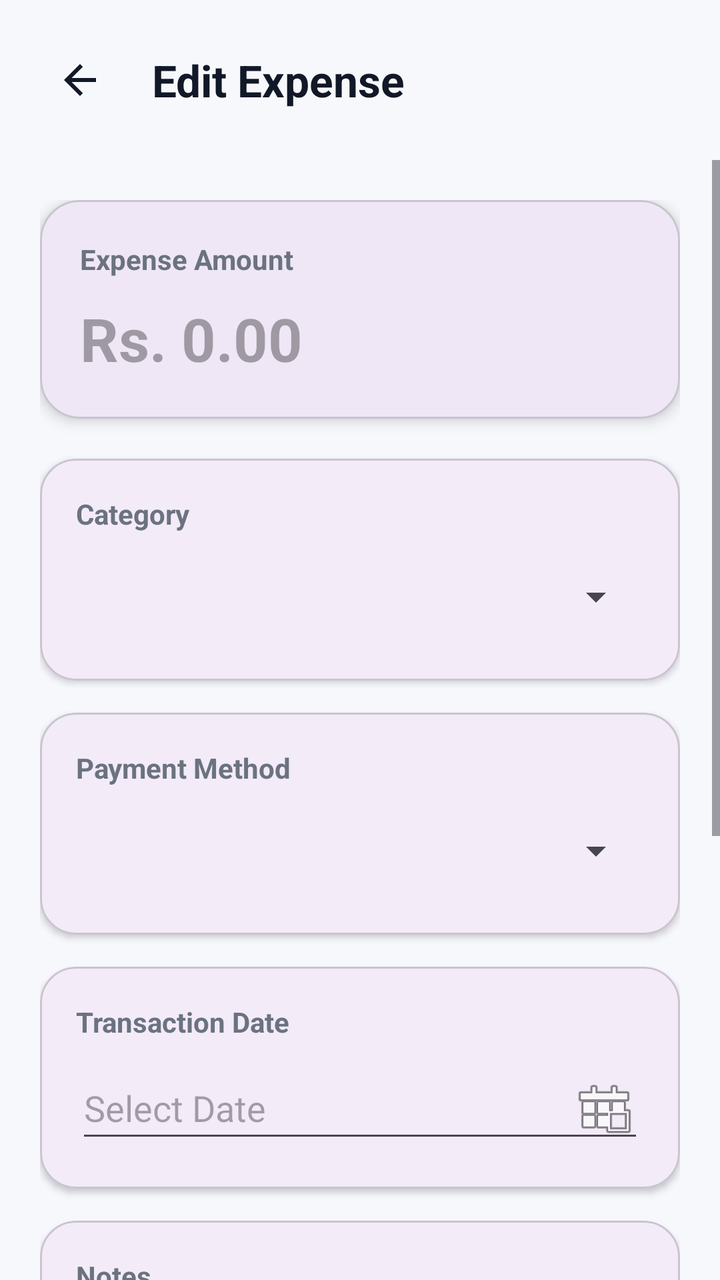
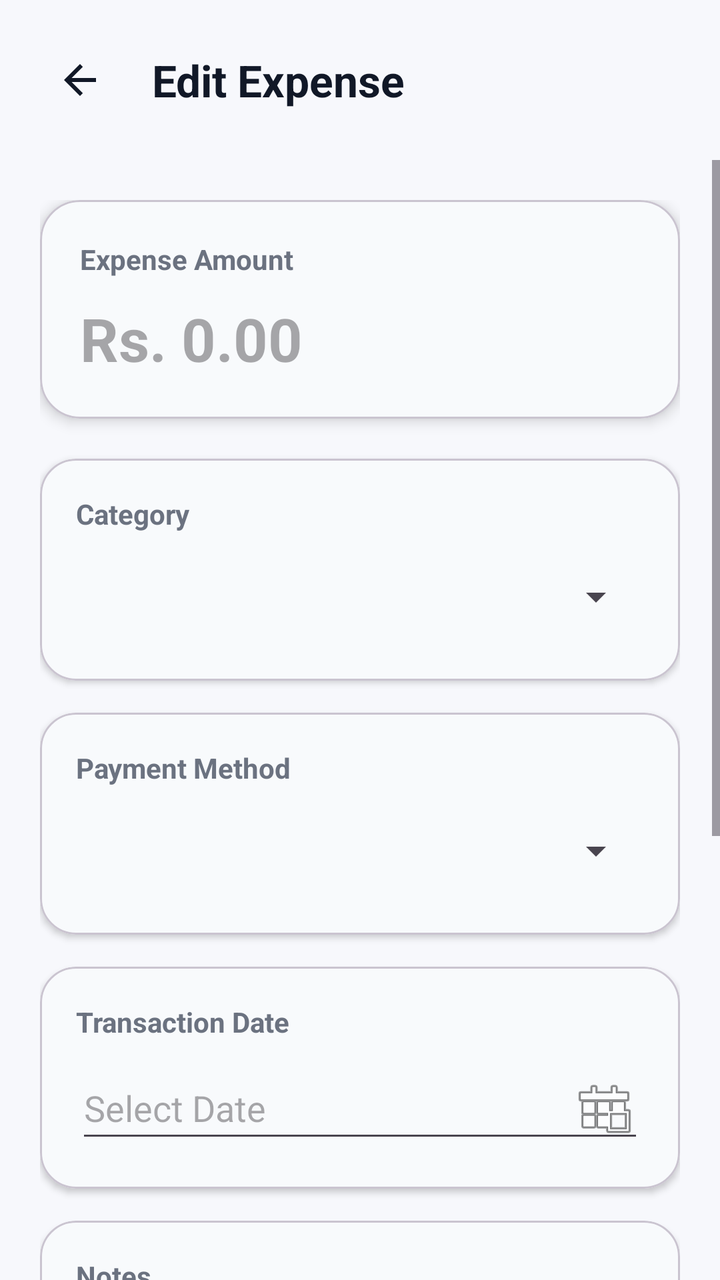

Before-and-after screenshots of an Android layout around one commit, followed by the original layout XML and the change that was made.
<!-- AndroidManifest.xml: application theme Theme.AIExpenseManagementApplication -->
<!-- res/layout/activity_edit_expense.xml -->
<?xml version="1.0" encoding="utf-8"?>
<androidx.constraintlayout.widget.ConstraintLayout
    xmlns:android="http://schemas.android.com/apk/res/android"
    xmlns:app="http://schemas.android.com/apk/res-auto"
    android:layout_width="match_parent"
    android:layout_height="match_parent"
    android:background="#F7F8FC">

    

    <LinearLayout
        android:id="@+id/headerLayout"
        android:layout_width="0dp"
        android:layout_height="wrap_content"
        android:orientation="horizontal"
        android:gravity="center_vertical"
        android:padding="20dp"
        app:layout_constraintTop_toTopOf="parent"
        app:layout_constraintStart_toStartOf="parent"
        app:layout_constraintEnd_toEndOf="parent">

        <ImageButton
            android:id="@+id/btnBack"
            android:layout_width="40dp"
            android:layout_height="40dp"
            android:background="@android:color/transparent"
            android:src="@drawable/ic_back_arrow"
            android:contentDescription="Back" />

        <TextView
            android:layout_width="wrap_content"
            android:layout_height="wrap_content"
            android:layout_marginStart="16dp"
            android:text="Edit Expense"
            android:textStyle="bold"
            android:textSize="22sp"
            android:textColor="#111827" />

    </LinearLayout>


    

    <ScrollView
        android:layout_width="0dp"
        android:layout_height="0dp"
        android:fillViewport="true"
        app:layout_constraintTop_toBottomOf="@id/headerLayout"
        app:layout_constraintBottom_toBottomOf="parent"
        app:layout_constraintStart_toStartOf="parent"
        app:layout_constraintEnd_toEndOf="parent">

        <LinearLayout
            android:layout_width="match_parent"
            android:layout_height="wrap_content"
            android:orientation="vertical"
            android:padding="20dp">


            

            <com.google.android.material.card.MaterialCardView
                android:layout_width="match_parent"
                android:layout_height="wrap_content"
                android:layout_marginBottom="20dp"
                app:cardCornerRadius="20dp"
                app:cardElevation="4dp">

                <LinearLayout
                    android:layout_width="match_parent"
                    android:layout_height="wrap_content"
                    android:orientation="vertical"
                    android:padding="20dp">

                    <TextView
                        android:layout_width="wrap_content"
                        android:layout_height="wrap_content"
                        android:text="Expense Amount"
                        android:textColor="#6B7280"
                        android:textStyle="bold"
                        android:textSize="14sp" />

                    <EditText
                        android:id="@+id/etAmount"
                        android:layout_width="match_parent"
                        android:layout_height="wrap_content"
                        android:layout_marginTop="10dp"
                        android:hint="Rs. 0.00"
                        android:inputType="numberDecimal"
                        android:textSize="30sp"
                        android:textStyle="bold"
                        android:textColor="#111827"
                        android:background="@android:color/transparent" />

                </LinearLayout>

            </com.google.android.material.card.MaterialCardView>


            

            <com.google.android.material.card.MaterialCardView
                android:layout_width="match_parent"
                android:layout_height="wrap_content"
                android:layout_marginBottom="16dp"
                app:cardCornerRadius="18dp"
                app:cardElevation="2dp">

                <LinearLayout
                    android:layout_width="match_parent"
                    android:layout_height="wrap_content"
                    android:orientation="vertical"
                    android:padding="18dp">

                    <TextView
                        android:layout_width="wrap_content"
                        android:layout_height="wrap_content"
                        android:text="Category"
                        android:textColor="#6B7280"
                        android:textStyle="bold"
                        android:textSize="14sp" />

                    <Spinner
                        android:id="@+id/spCategory"
                        android:layout_width="match_parent"
                        android:layout_height="48dp"
                        android:layout_marginTop="8dp" />

                </LinearLayout>

            </com.google.android.material.card.MaterialCardView>


            

            <com.google.android.material.card.MaterialCardView
                android:layout_width="match_parent"
                android:layout_height="wrap_content"
                android:layout_marginBottom="16dp"
                app:cardCornerRadius="18dp"
                app:cardElevation="2dp">

                <LinearLayout
                    android:layout_width="match_parent"
                    android:layout_height="wrap_content"
                    android:orientation="vertical"
                    android:padding="18dp">

                    <TextView
                        android:layout_width="wrap_content"
                        android:layout_height="wrap_content"
                        android:text="Payment Method"
                        android:textColor="#6B7280"
                        android:textStyle="bold"
                        android:textSize="14sp" />

                    <Spinner
                        android:id="@+id/spPaymentMethod"
                        android:layout_width="match_parent"
                        android:layout_height="48dp"
                        android:layout_marginTop="8dp" />

                </LinearLayout>

            </com.google.android.material.card.MaterialCardView>


            

            <com.google.android.material.card.MaterialCardView
                android:layout_width="match_parent"
                android:layout_height="wrap_content"
                android:layout_marginBottom="16dp"
                app:cardCornerRadius="18dp"
                app:cardElevation="2dp">

                <LinearLayout
                    android:layout_width="match_parent"
                    android:layout_height="wrap_content"
                    android:orientation="vertical"
                    android:padding="18dp">

                    <TextView
                        android:layout_width="wrap_content"
                        android:layout_height="wrap_content"
                        android:text="Transaction Date"
                        android:textColor="#6B7280"
                        android:textStyle="bold"
                        android:textSize="14sp" />

                    <EditText
                        android:id="@+id/etDate"
                        android:layout_width="match_parent"
                        android:layout_height="48dp"
                        android:layout_marginTop="8dp"
                        android:focusable="false"
                        android:clickable="true"
                        android:hint="Select Date"
                        android:drawableEnd="@android:drawable/ic_menu_today" />

                </LinearLayout>

            </com.google.android.material.card.MaterialCardView>


            

            <com.google.android.material.card.MaterialCardView
                android:layout_width="match_parent"
                android:layout_height="wrap_content"
                android:layout_marginBottom="16dp"
                app:cardCornerRadius="18dp"
                app:cardElevation="2dp">

                <LinearLayout
                    android:layout_width="match_parent"
                    android:layout_height="wrap_content"
                    android:orientation="vertical"
                    android:padding="18dp">

                    <TextView
                        android:layout_width="wrap_content"
                        android:layout_height="wrap_content"
                        android:text="Notes"
                        android:textColor="#6B7280"
                        android:textStyle="bold"
                        android:textSize="14sp" />

                    <EditText
                        android:id="@+id/etNotes"
                        android:layout_width="match_parent"
                        android:layout_height="100dp"
                        android:layout_marginTop="8dp"
                        android:gravity="top|start"
                        android:hint="Enter notes..."
                        android:inputType="textMultiLine" />

                </LinearLayout>

            </com.google.android.material.card.MaterialCardView>


            

            <com.google.android.material.card.MaterialCardView
                android:id="@+id/cardFamilySharing"
                android:layout_width="match_parent"
                android:layout_height="wrap_content"
                android:layout_marginBottom="24dp"
                app:cardCornerRadius="18dp"
                app:cardElevation="2dp">

                <LinearLayout
                    android:layout_width="match_parent"
                    android:layout_height="wrap_content"
                    android:orientation="vertical"
                    android:padding="18dp">

                    

                    <LinearLayout
                        android:layout_width="match_parent"
                        android:layout_height="wrap_content"
                        android:orientation="horizontal"
                        android:gravity="center_vertical">

                        <LinearLayout
                            android:layout_width="0dp"
                            android:layout_height="wrap_content"
                            android:layout_weight="1"
                            android:orientation="vertical">

                            <TextView
                                android:layout_width="wrap_content"
                                android:layout_height="wrap_content"
                                android:text="Share with Family"
                                android:textColor="#111827"
                                android:textStyle="bold"
                                android:textSize="16sp" />

                            <TextView
                                android:layout_width="wrap_content"
                                android:layout_height="wrap_content"
                                android:layout_marginTop="4dp"
                                android:text="Make this expense visible on a family dashboard"
                                android:textColor="#6B7280"
                                android:textSize="13sp" />

                        </LinearLayout>

                        <com.google.android.material.materialswitch.MaterialSwitch
                            android:id="@+id/switchShareFamily"
                            android:layout_width="wrap_content"
                            android:layout_height="wrap_content"
                            android:checked="false" />

                    </LinearLayout>


                    

                    <LinearLayout
                        android:id="@+id/layoutFamilySelection"
                        android:layout_width="match_parent"
                        android:layout_height="wrap_content"
                        android:layout_marginTop="18dp"
                        android:orientation="vertical"
                        android:visibility="gone">

                        <View
                            android:layout_width="match_parent"
                            android:layout_height="1dp"
                            android:layout_marginBottom="16dp"
                            android:background="#E5E7EB" />

                        <TextView
                            android:layout_width="wrap_content"
                            android:layout_height="wrap_content"
                            android:text="Family Group"
                            android:textColor="#6B7280"
                            android:textStyle="bold"
                            android:textSize="14sp" />

                        <Spinner
                            android:id="@+id/spFamily"
                            android:layout_width="match_parent"
                            android:layout_height="52dp"
                            android:layout_marginTop="8dp" />

                        <TextView
                            android:id="@+id/tvFamilyShareHint"
                            android:layout_width="wrap_content"
                            android:layout_height="wrap_content"
                            android:layout_marginTop="6dp"
                            android:text="Select the family that should see this expense."
                            android:textColor="#9CA3AF"
                            android:textSize="12sp" />

                    </LinearLayout>

                </LinearLayout>

            </com.google.android.material.card.MaterialCardView>


            

            <com.google.android.material.button.MaterialButton
                android:id="@+id/btnUpdateExpense"
                android:layout_width="match_parent"
                android:layout_height="56dp"
                android:text="Update Expense"
                android:textAllCaps="false"
                android:textSize="16sp"
                android:textStyle="bold"
                android:textColor="#FFFFFF"
                app:backgroundTint="#22C55E"
                app:cornerRadius="16dp" />

            <Space
                android:layout_width="match_parent"
                android:layout_height="24dp" />

        </LinearLayout>

    </ScrollView>

</androidx.constraintlayout.widget.ConstraintLayout>
<!-- resources referenced by this layout -->
<resources>
  <!-- drawable ic_back_arrow (drawable) -->
  <vector xmlns:android="http://schemas.android.com/apk/res/android"
      android:width="24dp"
      android:height="24dp"
      android:viewportWidth="24"
      android:viewportHeight="24">
  
      <path
          android:fillColor="#111827"
          android:pathData="M20,11H7.83l5.59,-5.59L12,4l-8,8 8,8 1.41,-1.41L7.83,13H20v-2z" />
  
  </vector>
  <style name="Theme.AIExpenseManagementApplication" parent="Base.Theme.AIExpenseManagementApplication" />
  <style name="Base.Theme.AIExpenseManagementApplication" parent="Theme.Material3.DayNight.NoActionBar">
          
          
      </style>
</resources>

<!-- the commit's change to res/layout/activity_edit_expense.xml (unified diff, before → after) -->
@@ -64,7 +64,8 @@
                 android:layout_height="wrap_content"
                 android:layout_marginBottom="20dp"
                 app:cardCornerRadius="20dp"
-                app:cardElevation="4dp">
+                app:cardElevation="4dp"
+                app:cardBackgroundColor="#F8FAFC">
 
                 <LinearLayout
                     android:layout_width="match_parent"
@@ -104,7 +105,8 @@
                 android:layout_height="wrap_content"
                 android:layout_marginBottom="16dp"
                 app:cardCornerRadius="18dp"
-                app:cardElevation="2dp">
+                app:cardElevation="2dp"
+                app:cardBackgroundColor="#F8FAFC">
 
                 <LinearLayout
                     android:layout_width="match_parent"
@@ -138,7 +140,8 @@
                 android:layout_height="wrap_content"
                 android:layout_marginBottom="16dp"
                 app:cardCornerRadius="18dp"
-                app:cardElevation="2dp">
+                app:cardElevation="2dp"
+                app:cardBackgroundColor="#F8FAFC">
 
                 <LinearLayout
                     android:layout_width="match_parent"
@@ -172,7 +175,8 @@
                 android:layout_height="wrap_content"
                 android:layout_marginBottom="16dp"
                 app:cardCornerRadius="18dp"
-                app:cardElevation="2dp">
+                app:cardElevation="2dp"
+                app:cardBackgroundColor="#F8FAFC">
 
                 <LinearLayout
                     android:layout_width="match_parent"
@@ -210,7 +214,8 @@
                 android:layout_height="wrap_content"
                 android:layout_marginBottom="16dp"
                 app:cardCornerRadius="18dp"
-                app:cardElevation="2dp">
+                app:cardElevation="2dp"
+                app:cardBackgroundColor="#F8FAFC">
 
                 <LinearLayout
                     android:layout_width="match_parent"
@@ -248,7 +253,8 @@
                 android:layout_height="wrap_content"
                 android:layout_marginBottom="24dp"
                 app:cardCornerRadius="18dp"
-                app:cardElevation="2dp">
+                app:cardElevation="2dp"
+                app:cardBackgroundColor="#F8FAFC">
 
                 <LinearLayout
                     android:layout_width="match_parent"
<!-- resource entries referenced after the edit -->
@@ -16,6 +16,8 @@
   <style name="Base.Theme.AIExpenseManagementApplication" parent="Theme.Material3.DayNight.NoActionBar">
           
           
+          <item name="colorSecondaryContainer">@color/nav_selected_background</item>
       </style>
+  <color name="nav_selected_background">#DCFCE7</color>S
 </resources>
 
